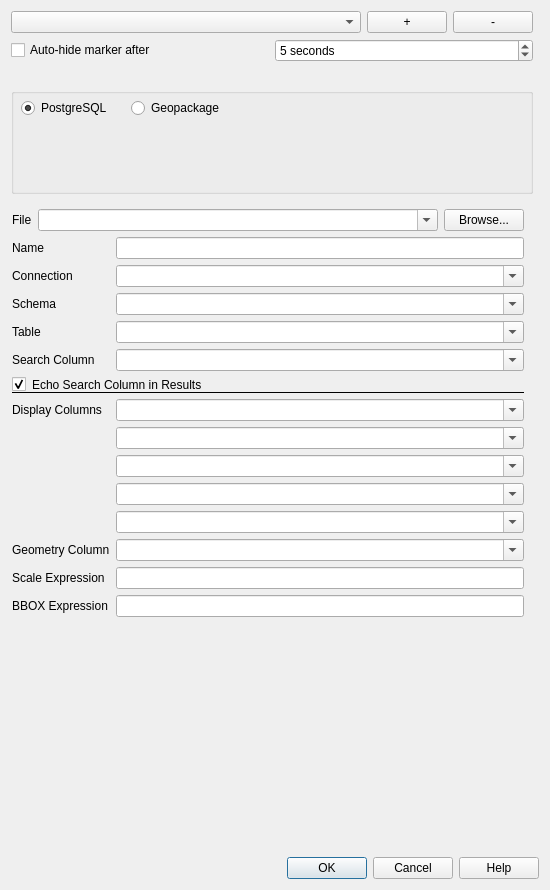
First picture: the form in Discovery/config_dialog.ui, repository lutraconsulting/qgis-discovery-plugin, before the edit.
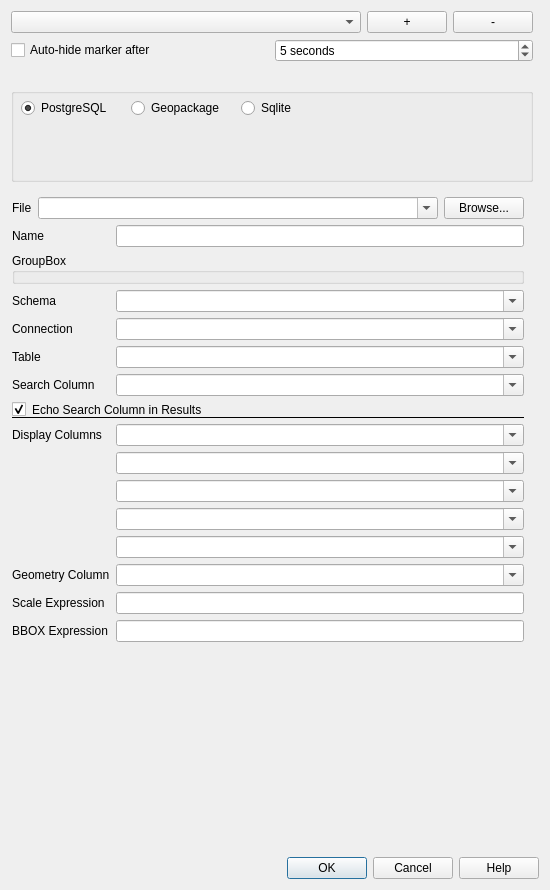
Second picture: the form after the edit.

What changed in the file:
```diff
--- a/Discovery/config_dialog.ui
+++ b/Discovery/config_dialog.ui
@@ -74,7 +74,7 @@
         <property name="bottomMargin">
          <number>0</number>
         </property>
-        <item row="7" column="1">
+        <item row="12" column="1">
          <widget class="QComboBox" name="cboDisplayColumn1">
           <property name="sizePolicy">
            <sizepolicy hsizetype="Expanding" vsizetype="Fixed">
@@ -90,7 +90,7 @@
           </property>
          </widget>
         </item>
-        <item row="8" column="1">
+        <item row="13" column="1">
          <widget class="QComboBox" name="cboDisplayColumn2">
           <property name="sizePolicy">
            <sizepolicy hsizetype="Expanding" vsizetype="Fixed">
@@ -106,14 +106,14 @@
           </property>
          </widget>
         </item>
-        <item row="4" column="0">
+        <item row="9" column="0">
          <widget class="QLabel" name="label_3">
           <property name="text">
            <string>Table</string>
           </property>
          </widget>
         </item>
-        <item row="6" column="0" colspan="2">
+        <item row="11" column="0" colspan="2">
          <widget class="QCheckBox" name="cbEchoSearchColumn">
           <property name="text">
            <string>Echo Search Column in Results</string>
@@ -126,7 +126,7 @@
         <item row="1" column="1">
          <widget class="QLineEdit" name="cboName"/>
         </item>
-        <item row="4" column="1">
+        <item row="9" column="1">
          <widget class="QComboBox" name="cboTable">
           <property name="sizePolicy">
            <sizepolicy hsizetype="Expanding" vsizetype="Fixed">
@@ -142,69 +142,30 @@
           </property>
          </widget>
         </item>
-        <item row="2" column="1">
-         <widget class="QComboBox" name="cboConnection">
-          <property name="sizePolicy">
-           <sizepolicy hsizetype="Expanding" vsizetype="Fixed">
-            <horstretch>0</horstretch>
-            <verstretch>0</verstretch>
-           </sizepolicy>
-          </property>
-          <property name="editable">
-           <bool>true</bool>
-          </property>
-          <property name="insertPolicy">
-           <enum>QComboBox::NoInsert</enum>
-          </property>
-         </widget>
-        </item>
-        <item row="3" column="0">
-         <widget class="QLabel" name="label_2">
-          <property name="text">
-           <string>Schema</string>
-          </property>
-         </widget>
-        </item>
-        <item row="12" column="0">
+        <item row="17" column="0">
          <widget class="QLabel" name="label_5">
           <property name="text">
            <string>Geometry Column</string>
           </property>
          </widget>
         </item>
-        <item row="14" column="1">
+        <item row="19" column="1">
          <widget class="QLineEdit" name="editScaleExpr"/>
         </item>
-        <item row="7" column="0">
+        <item row="12" column="0">
          <widget class="QLabel" name="label_4">
           <property name="text">
            <string>Display Columns</string>
           </property>
          </widget>
         </item>
-        <item row="15" column="0">
+        <item row="20" column="0">
          <widget class="QLabel" name="label_8">
           <property name="text">
            <string>BBOX Expression</string>
           </property>
          </widget>
         </item>
-        <item row="3" column="1">
-         <widget class="QComboBox" name="cboSchema">
-          <property name="sizePolicy">
-           <sizepolicy hsizetype="Expanding" vsizetype="Fixed">
-            <horstretch>0</horstretch>
-            <verstretch>0</verstretch>
-           </sizepolicy>
-          </property>
-          <property name="editable">
-           <bool>true</bool>
-          </property>
-          <property name="insertPolicy">
-           <enum>QComboBox::NoInsert</enum>
-          </property>
-         </widget>
-        </item>
         <item row="1" column="0">
          <widget class="QLabel" name="label_9">
           <property name="text">
@@ -212,14 +173,14 @@
           </property>
          </widget>
         </item>
-        <item row="14" column="0">
+        <item row="19" column="0">
          <widget class="QLabel" name="label_7">
           <property name="text">
            <string>Scale Expression</string>
           </property>
          </widget>
         </item>
-        <item row="12" column="1">
+        <item row="17" column="1">
          <widget class="QComboBox" name="cboGeomColumn">
           <property name="sizePolicy">
            <sizepolicy hsizetype="Expanding" vsizetype="Fixed">
@@ -235,26 +196,26 @@
           </property>
          </widget>
         </item>
-        <item row="10" column="1">
-         <widget class="QComboBox" name="cboDisplayColumn4">
-          <property name="sizePolicy">
-           <sizepolicy hsizetype="Expanding" vsizetype="Fixed">
-            <horstretch>0</horstretch>
-            <verstretch>0</verstretch>
-           </sizepolicy>
-          </property>
-          <property name="editable">
-           <bool>true</bool>
-          </property>
-          <property name="insertPolicy">
-           <enum>QComboBox::NoInsert</enum>
-          </property>
-         </widget>
-        </item>
         <item row="15" column="1">
+         <widget class="QComboBox" name="cboDisplayColumn4">
+          <property name="sizePolicy">
+           <sizepolicy hsizetype="Expanding" vsizetype="Fixed">
+            <horstretch>0</horstretch>
+            <verstretch>0</verstretch>
+           </sizepolicy>
+          </property>
+          <property name="editable">
+           <bool>true</bool>
+          </property>
+          <property name="insertPolicy">
+           <enum>QComboBox::NoInsert</enum>
+          </property>
+         </widget>
+        </item>
+        <item row="20" column="1">
          <widget class="QLineEdit" name="editBboxExpr"/>
         </item>
-        <item row="9" column="1">
+        <item row="14" column="1">
          <widget class="QComboBox" name="cboDisplayColumn3">
           <property name="sizePolicy">
            <sizepolicy hsizetype="Expanding" vsizetype="Fixed">
@@ -270,7 +231,7 @@
           </property>
          </widget>
         </item>
-        <item row="11" column="1">
+        <item row="16" column="1">
          <widget class="QComboBox" name="cboDisplayColumn5">
           <property name="sizePolicy">
            <sizepolicy hsizetype="Expanding" vsizetype="Fixed">
@@ -286,14 +247,14 @@
           </property>
          </widget>
         </item>
-        <item row="5" column="0">
+        <item row="10" column="0">
          <widget class="QLabel" name="label_6">
           <property name="text">
            <string>Search Column</string>
           </property>
          </widget>
         </item>
-        <item row="5" column="1">
+        <item row="10" column="1">
          <widget class="QComboBox" name="cboSearchColumn">
           <property name="sizePolicy">
            <sizepolicy hsizetype="Expanding" vsizetype="Fixed">
@@ -309,13 +270,59 @@
           </property>
          </widget>
         </item>
-        <item row="2" column="0">
+        <item row="2" column="0" colspan="2">
+         <widget class="QGroupBox" name="groupBox_2">
+          <property name="title">
+           <string>GroupBox</string>
+          </property>
+         </widget>
+        </item>
+        <item row="4" column="0">
          <widget class="QLabel" name="label">
           <property name="text">
            <string>Connection</string>
           </property>
          </widget>
         </item>
+        <item row="4" column="1">
+         <widget class="QComboBox" name="cboConnection">
+          <property name="sizePolicy">
+           <sizepolicy hsizetype="Expanding" vsizetype="Fixed">
+            <horstretch>0</horstretch>
+            <verstretch>0</verstretch>
+           </sizepolicy>
+          </property>
+          <property name="editable">
+           <bool>true</bool>
+          </property>
+          <property name="insertPolicy">
+           <enum>QComboBox::NoInsert</enum>
+          </property>
+         </widget>
+        </item>
+        <item row="3" column="0">
+         <widget class="QLabel" name="label_2">
+          <property name="text">
+           <string>Schema</string>
+          </property>
+         </widget>
+        </item>
+        <item row="3" column="1">
+         <widget class="QComboBox" name="cboSchema">
+          <property name="sizePolicy">
+           <sizepolicy hsizetype="Expanding" vsizetype="Fixed">
+            <horstretch>0</horstretch>
+            <verstretch>0</verstretch>
+           </sizepolicy>
+          </property>
+          <property name="editable">
+           <bool>true</bool>
+          </property>
+          <property name="insertPolicy">
+           <enum>QComboBox::NoInsert</enum>
+          </property>
+         </widget>
+        </item>
        </layout>
       </item>
      </layout>
@@ -449,6 +456,19 @@
        <bool>false</bool>
       </property>
      </widget>
+     <widget class="QRadioButton" name="sqliteButton">
+      <property name="geometry">
+       <rect>
+        <x>230</x>
+        <y>10</y>
+        <width>101</width>
+        <height>20</height>
+       </rect>
+      </property>
+      <property name="text">
+       <string>Sqlite</string>
+      </property>
+     </widget>
     </widget>
    </item>
   </layout>
```
